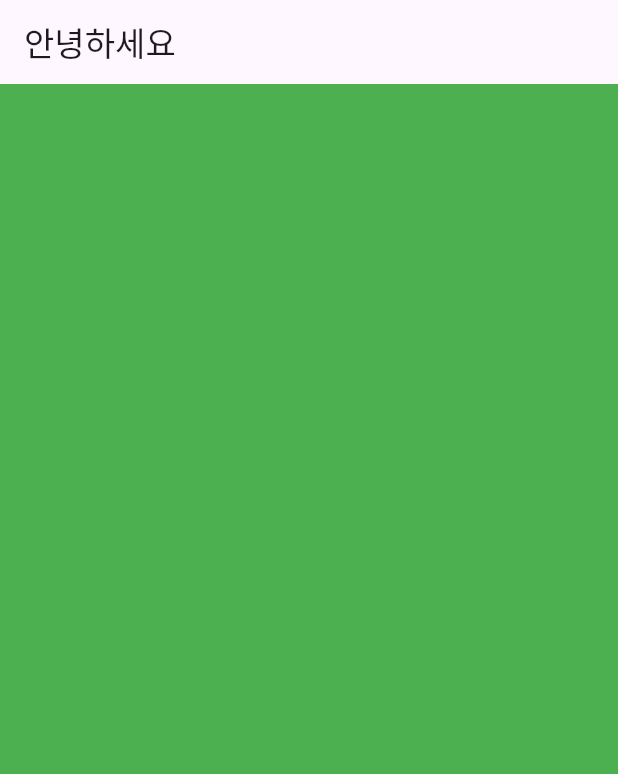
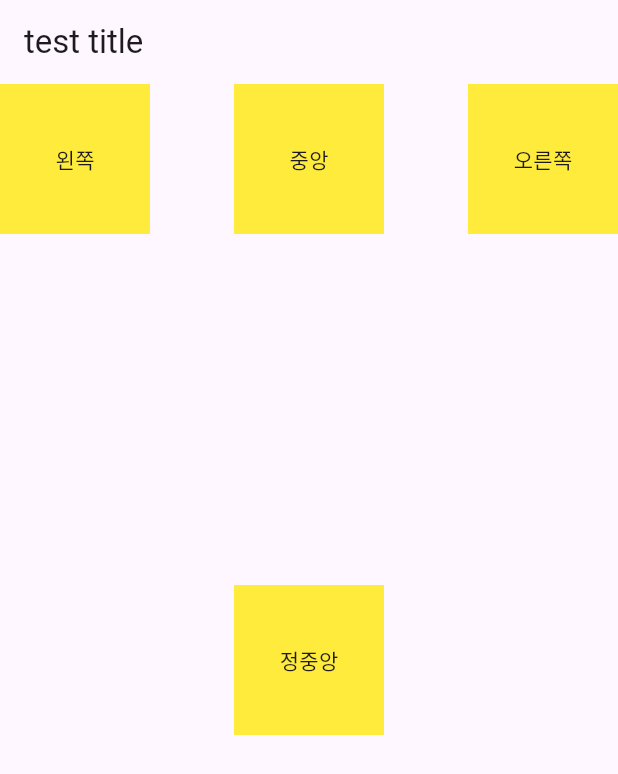
Before and after one commit to brian-jteom/flutter_lecture, a Flutter app: the screen it shows after launch, on a phone screen of 412 x 824 dp. Shown: the top 774 px of the screen. Run offline on Flutter 3.47's test engine with Material 3 defaults, Android fonts, the phone set to English and light mode, and no system bars.

Commit message:
align 샘플 예시

```diff
--- /dev/null
+++ b/lib/align.dart
@@ -0,0 +1,65 @@
+import 'package:flutter/material.dart';
+
+class MyHomePage extends StatefulWidget {
+  const MyHomePage({super.key});
+
+  @override
+  State<MyHomePage> createState() => _MyHomePageState();
+}
+
+class _MyHomePageState extends State<MyHomePage> {
+  @override
+  Widget build(BuildContext context) {
+    return Scaffold(
+      appBar: AppBar(
+        title: const Text("test title"),
+      ),
+      body: Container(
+        child: Stack(
+          children: [
+            Align(
+                alignment: Alignment.topLeft,
+                child: Container(
+                  width: 100,
+                  height: 100,
+                  alignment: Alignment.center,
+                  color: Colors.yellow,
+                  child: Text("왼쪽"),
+                )
+            ),
+            Align(
+                alignment: Alignment.topCenter,
+                child: Container(
+                  width: 100,
+                  height: 100,
+                  alignment: Alignment.center,
+                  color: Colors.yellow,
+                  child: Text("중앙"),
+                )
+            ),
+            Align(
+              alignment: Alignment.topRight,
+              child: Container(
+                  width: 100,
+                  height: 100,
+                  alignment: Alignment.center,
+                  color: Colors.yellow,
+                  child: Text("오른쪽"),
+              )
+            ),
+            Align(
+                alignment: Alignment.center,
+                child: Container(
+                  width: 100,
+                  height: 100,
+                  alignment: Alignment.center,
+                  color: Colors.yellow,
+                  child: Text("정중앙"),
+                )
+            )
+          ],
+        ),
+      ),
+    );
+  }
+}
--- a/lib/main.dart
+++ b/lib/main.dart
@@ -1,6 +1,7 @@
 import 'dart:ui';
 
 import 'package:flutter/material.dart';
+import 'align.dart';
 
 void main() {
   runApp(const MyApp());
@@ -22,54 +23,3 @@ class MyApp extends StatelessWidget {
     );
   }
 }
-
-class MyHomePage extends StatefulWidget {
-  const MyHomePage({super.key});
-
-  @override
-  State<MyHomePage> createState() => _MyHomePageState();
-}
-
-class _MyHomePageState extends State<MyHomePage> {
-
-  @override
-  Widget build(BuildContext context) {
-    return Scaffold(
-        appBar: AppBar(
-          title: const Text("안녕하세요"),
-        ),
-        body: SingleChildScrollView(
-          child: Column(
-            children: [
-              buildSizedBox(context),
-              buildSizedBox(context),
-              buildSizedBox(context),
-            ]
-          ),
-        )
-    );
-  }
-
-  SizedBox buildSizedBox(BuildContext context) {
-    return SizedBox(
-              height: MediaQuery.of(context).size.height / 3,
-              child: SingleChildScrollView(
-                  child: Column(
-                      children: [
-                        Container(
-                          width: MediaQuery.of(context).size.width,
-                          height: 300,
-                          color: Colors.green,
-                        ),
-                        Container(
-                          width: MediaQuery.of(context).size.width,
-                          height: 300,
-                          color: Colors.yellow,
-                        )
-                      ]
-                  )
-              ),
-            );
-  }
-
-}
```
